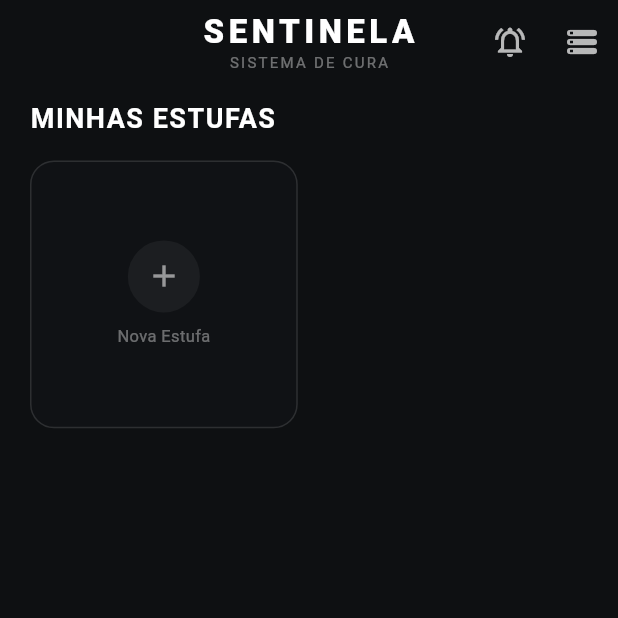
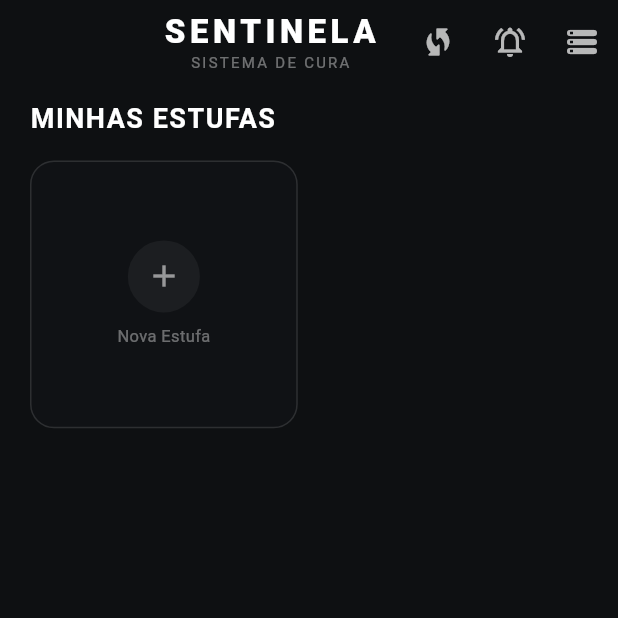
Before and after one commit to Alox01/sentinela-smart, a Flutter app: the screen it shows after launch, on a phone screen of 412 x 824 dp, the top half of it. Run offline on Flutter 3.47's test engine with Material 3 defaults, Android fonts, the phone set to English and light mode, and no system bars; our stand-ins replace file_picker, firebase_core, firebase_messaging, fl_chart, flutter_local_notifications, isar and 4 more; missing offline and left inert: dart:html, dart:js_interop; accounts and stored records are empty; generated files the repository leaves out were written again.

Commit message:
Let the first setup happen from the home screen
Configuring a device was only reachable from a greenhouse's monitoring
menu, but on the very first setup the device is not on the network yet, so
there is no greenhouse to register and no monitoring screen to open. The
entry point sat behind the thing it was needed to create.

It now also lives in the home app bar, reachable before any greenhouse
exists, so the first configuration is possible: put the device in config
mode, join its access point, open this from the home screen, and register
the greenhouse afterwards with the name it reports. The in-menu shortcut
stays for reconfiguring a device already on the network.

```diff
--- a/estufa_app/lib/screens/home_screen.dart
+++ b/estufa_app/lib/screens/home_screen.dart
@@ -10,6 +10,7 @@ import '../features/home/models/modelo_estufa.dart';
 import '../features/home/services/estufas_repository.dart';
 import '../features/home/widgets/adicionar_estufa_card.dart';
 import '../features/home/widgets/estufa_resumo_card.dart';
+import '../features/aparelho/screens/configurar_aparelho_screen.dart';
 import '../features/notificacoes/screens/notificacoes_screen.dart';
 import '../services/backup_file_service.dart';
 import '../services/isar_service.dart';
@@ -55,6 +56,23 @@ class _HomeScreenState extends State<HomeScreen> {
         backgroundColor: const Color(0xFF0E1012),
         elevation: 0,
         actions: [
+          // Precisa estar AQUI, no topo, e nao so no menu de uma estufa: na
+          // primeira configuracao o aparelho ainda nao esta na rede, entao nao
+          // da para cadastrar a estufa nem abrir a tela de monitoramento onde
+          // fica o outro atalho. Sem esta entrada, o primeiro setup era
+          // impossivel pelo app.
+          IconButton(
+            icon: const Icon(
+              Icons.wifi_protected_setup_rounded,
+              color: Colors.white70,
+            ),
+            tooltip: 'Configurar aparelho',
+            onPressed: () => Navigator.of(context).push(
+              MaterialPageRoute(
+                builder: (_) => const ConfigurarAparelhoScreen(),
+              ),
+            ),
+          ),
           // As preferencias de notificacao sao globais, entao o lugar natural
           // delas e aqui, na lista de todas as estufas. Pelo menu de uma estufa
           // so, o produtor esperaria que valessem apenas para aquela.
```
